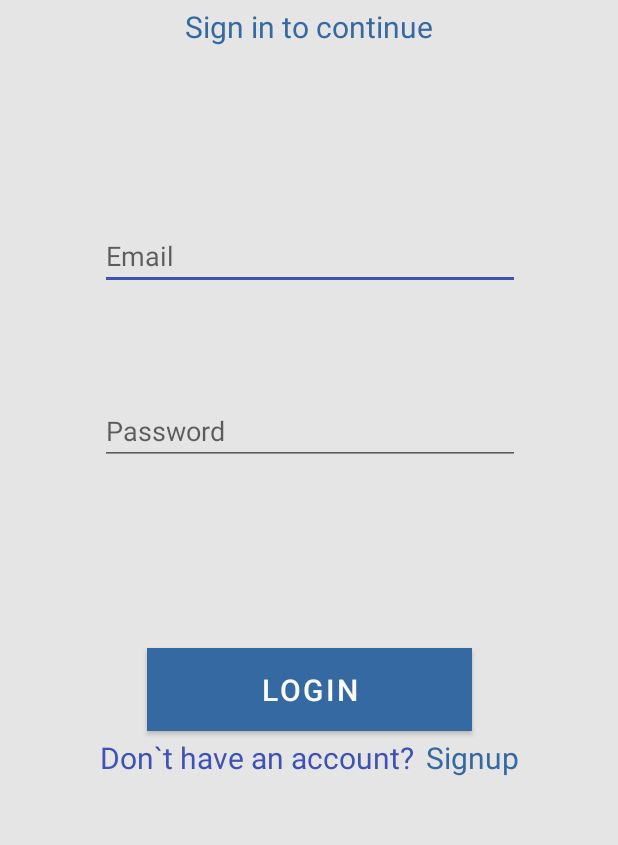
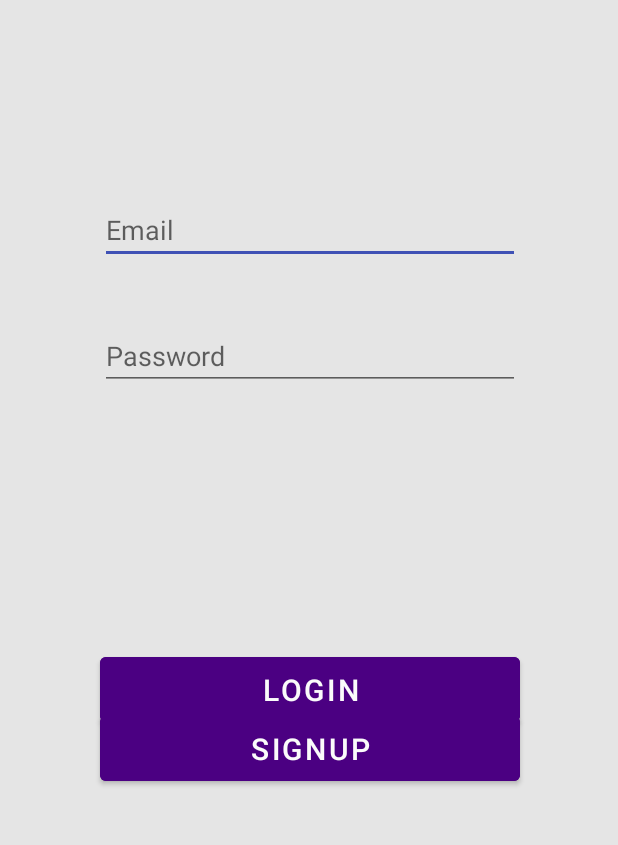
Before and after one commit to rovein/purity-service, an Android app: the screen it shows after launch (SignInActivity), on a phone screen of 412 x 824 dp, the part 247-1092 px from its top. Run offline under Robolectric (Android 15) with nearby library versions, the phone set to English and light mode, and no system bars.

Commit message:
Changed colors on sign in, sign up and menu layouts, changed some string values.

```diff
--- a/mobile/app/src/main/java/ua/nure/cleaningservice/ui/auth/SignInActivity.kt
+++ b/mobile/app/src/main/java/ua/nure/cleaningservice/ui/auth/SignInActivity.kt
@@ -21,7 +21,7 @@ class SignInActivity : AppCompatActivity() {
     lateinit var email: EditText
     lateinit var password: EditText
     private lateinit var confirm: Button
-    private lateinit var goToSignUp: LinearLayout
+    private lateinit var goToSignUp: Button
     private val loadingDialog = LoadingDialog(this@SignInActivity)
 
     override fun onCreate(savedInstanceState: Bundle?) {
@@ -48,17 +48,19 @@ class SignInActivity : AppCompatActivity() {
                 Verification.verifyPassword(this, password)
             }
         }
-        confirm = findViewById(R.id.signup_button)
+        confirm = findViewById(R.id.signin_button)
         confirm.setOnClickListener(View.OnClickListener {
             signIn(email.text.toString(), password.text.toString())
         })
 
-        goToSignUp = findViewById(R.id.go_to_sign_in)
-        goToSignUp.setOnClickListener(View.OnClickListener {
-            val intent = Intent(this@SignInActivity,
-                    SignUpActivity::class.java)
+        goToSignUp = findViewById(R.id.signup_button)
+        goToSignUp.setOnClickListener {
+            val intent = Intent(
+                this@SignInActivity,
+                SignUpActivity::class.java
+            )
             startActivity(intent)
-        })
+        }
     }
 
     private fun signIn(email: String, password: String) {
--- a/mobile/app/src/main/java/ua/nure/cleaningservice/ui/auth/SignUpActivity.kt
+++ b/mobile/app/src/main/java/ua/nure/cleaningservice/ui/auth/SignUpActivity.kt
@@ -12,7 +12,6 @@ import retrofit2.Call
 import retrofit2.Callback
 import retrofit2.Response
 import ua.nure.cleaningservice.R
-import ua.nure.cleaningservice.data.Address
 import ua.nure.cleaningservice.data.User
 import ua.nure.cleaningservice.network.NetworkService
 import ua.nure.cleaningservice.ui.util.LoadingDialog
@@ -88,7 +87,7 @@ class SignUpActivity : AppCompatActivity() {
             }
         }
 
-        confirmButton = findViewById(R.id.signup_button)
+        confirmButton = findViewById(R.id.signin_button)
         confirmButton.setOnClickListener {
             signUp(
                 name.text.toString(),
--- a/mobile/app/src/main/res/layout/activity_cleaning_provider_menu.xml
+++ b/mobile/app/src/main/res/layout/activity_cleaning_provider_menu.xml
@@ -23,6 +23,7 @@
         android:layout_height="wrap_content"
         android:layout_marginTop="100dp"
         style="@style/custom_button"
+        android:backgroundTint="@color/indigo"
         android:text="@string/profile"/>
 
     <Button
@@ -31,6 +32,7 @@
         android:layout_height="wrap_content"
         android:layout_marginTop="60dp"
         style="@style/custom_button"
+        android:backgroundTint="@color/indigo"
         android:text="@string/services" />
 
     <Button
@@ -39,6 +41,7 @@
         android:layout_height="wrap_content"
         android:layout_marginTop="60dp"
         style="@style/custom_button"
+        android:backgroundTint="@color/indigo"
         android:text="@string/contracts"/>
 
 </LinearLayout>
--- a/mobile/app/src/main/res/layout/activity_placement_owner_menu.xml
+++ b/mobile/app/src/main/res/layout/activity_placement_owner_menu.xml
@@ -22,6 +22,7 @@
         android:layout_width="300dp"
         android:layout_height="wrap_content"
         style="@style/custom_button"
+        android:backgroundTint="@color/indigo"
         android:text="@string/profile"/>
 
     <Button
@@ -30,6 +31,7 @@
         android:layout_height="wrap_content"
         android:layout_marginTop="50dp"
         style="@style/custom_button"
+        android:backgroundTint="@color/indigo"
         android:text="@string/rooms" />
 
     <Button
@@ -38,6 +40,7 @@
             android:layout_height="wrap_content"
             android:layout_marginTop="50dp"
             style="@style/custom_button"
+            android:backgroundTint="@color/indigo"
             android:text="@string/contracts" />
 
     <Button
@@ -46,6 +49,7 @@
             android:layout_height="wrap_content"
             android:layout_marginTop="50dp"
             style="@style/custom_button"
+            android:backgroundTint="@color/indigo"
             android:text="@string/search" />
 
 </LinearLayout>
--- a/mobile/app/src/main/res/layout/activity_sign_in.xml
+++ b/mobile/app/src/main/res/layout/activity_sign_in.xml
@@ -23,7 +23,6 @@
         android:id="@+id/signup_subtitle"
         android:layout_width="wrap_content"
         android:layout_height="wrap_content"
-        android:text="@string/sign_in_to_continue"
         style="@style/custom_subtitle"
         app:layout_constraintTop_toBottomOf="@id/signup_title"
         app:layout_constraintStart_toStartOf="parent"
@@ -39,7 +38,7 @@
             app:layout_constraintStart_toStartOf="@id/signup_title"
             app:layout_constraintEnd_toEndOf="@id/signup_title"
             app:layout_constraintBottom_toBottomOf="parent"
-        app:layout_constraintVertical_bias=".2" />
+            app:layout_constraintVertical_bias="0.17" />
 
     <EditText
             android:id="@+id/password"
@@ -52,13 +51,14 @@
             app:layout_constraintEnd_toEndOf="@id/signup_title"
             app:layout_constraintStart_toStartOf="@id/signup_title"
             app:layout_constraintTop_toBottomOf="@id/signup_subtitle"
-        app:layout_constraintVertical_bias=".4" />
+            app:layout_constraintVertical_bias="0.315" />
 
     <Button
-        android:id="@+id/signup_button"
-        android:layout_width="0dp"
+        android:id="@+id/signin_button"
+        android:layout_width="280dp"
         android:layout_height="wrap_content"
         style="@style/custom_button"
+        android:backgroundTint="@color/indigo"
         android:text="@string/login"
         app:layout_constraintTop_toBottomOf="@id/signup_subtitle"
         app:layout_constraintStart_toStartOf="@id/signup_title"
@@ -70,7 +70,7 @@
         android:id="@+id/go_to_sign_in"
         android:layout_width="wrap_content"
         android:layout_height="wrap_content"
-        app:layout_constraintTop_toBottomOf="@id/signup_button"
+        app:layout_constraintTop_toBottomOf="@id/signin_button"
         app:layout_constraintStart_toStartOf="parent"
         app:layout_constraintEnd_toEndOf="parent"
         android:orientation="horizontal">
@@ -79,15 +79,22 @@
             android:layout_width="wrap_content"
             android:layout_height="wrap_content"
             style="@style/custom_subtitle_dark"
-            android:text="@string/dont_have_acc" />
+            android:text="@string/or" />
+    </LinearLayout>
 
-        <TextView
-            android:layout_width="wrap_content"
+    <Button
+            android:id="@+id/signup_button"
+            android:layout_width="280dp"
             android:layout_height="wrap_content"
-            style="@style/custom_subtitle"
-            android:text="@string/signup" />
-
-    </LinearLayout>
+            style="@style/custom_button"
+            android:backgroundTint="@color/indigo"
+            android:text="@string/signup"
+            app:layout_constraintTop_toBottomOf="@id/signup_subtitle"
+            app:layout_constraintStart_toStartOf="@id/signup_title"
+            app:layout_constraintEnd_toEndOf="@id/signup_title"
+            app:layout_constraintBottom_toBottomOf="go_to_sign_in"
+            app:layout_constraintVertical_bias=".7"
+            android:layout_marginTop="440dp" />
 
 
 </androidx.constraintlayout.widget.ConstraintLayout>
--- a/mobile/app/src/main/res/values/colors.xml
+++ b/mobile/app/src/main/res/values/colors.xml
@@ -7,6 +7,7 @@
     <color name="teal_700">#FF018786</color>
     <color name="black">#FF000000</color>
     <color name="white">#FFFFFFFF</color>
+    <color name="indigo">#4b0082 </color>
 
     <color name="light">#fbfbfb</color>
     <color name="light_grey">#e5e5e5</color>
--- a/mobile/app/src/main/res/values/strings.xml
+++ b/mobile/app/src/main/res/values/strings.xml
@@ -67,4 +67,5 @@
     <string name="invalidCreds">Credentials are invalid</string>
     <string name="date">Date:</string>
     <string name="pick_date">Pick date</string>
+    <string name="or">or</string>
 </resources>
--- a/mobile/app/src/main/res/values/styles.xml
+++ b/mobile/app/src/main/res/values/styles.xml
@@ -25,7 +25,6 @@
     <style name="custom_input"></style>
 
     <style name="custom_button">
-        <item name="android:background">@drawable/button</item>
         <item name="android:textSize">20sp</item>
         <item name="android:padding">8dp</item>
     </style>
```
Also changed, not shown: mobile/app/src/main/res/layout/activity_sign_up.xml (+2 -26 lines), 1 other file. Lines whose indentation alone changed are shown as unchanged.
